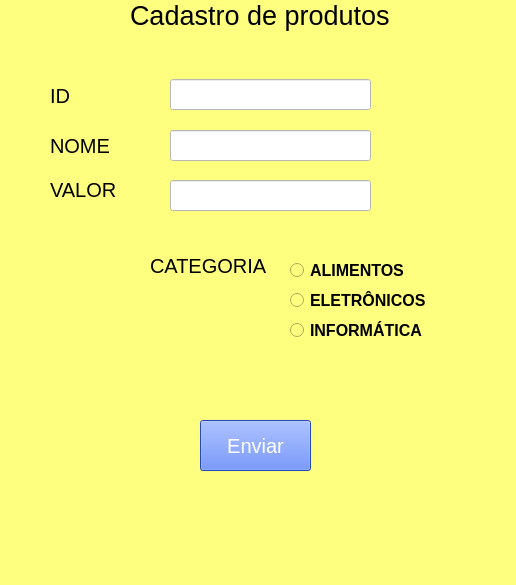
Magaalhaess/Software-Product, file cadastro.ui: the form before one commit.
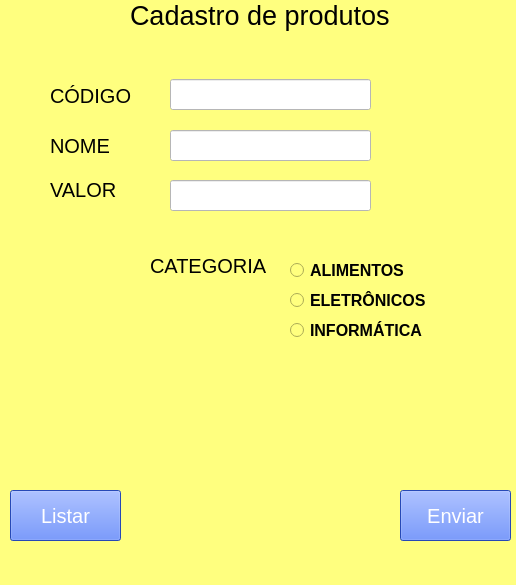
The form after the commit.

Diff of the .ui file:
```diff
--- a/cadastro.ui
+++ b/cadastro.ui
@@ -21,8 +21,8 @@
    <widget class="QPushButton" name="pushButton">
     <property name="geometry">
      <rect>
-      <x>200</x>
-      <y>420</y>
+      <x>400</x>
+      <y>490</y>
       <width>111</width>
       <height>51</height>
      </rect>
@@ -55,7 +55,7 @@
      </font>
     </property>
     <property name="text">
-     <string>ID</string>
+     <string>CÓDIGO</string>
     </property>
    </widget>
    <widget class="QLabel" name="label_2">
@@ -247,6 +247,28 @@
      <string>CATEGORIA</string>
     </property>
    </widget>
+   <widget class="QPushButton" name="pushButton_2">
+    <property name="geometry">
+     <rect>
+      <x>10</x>
+      <y>490</y>
+      <width>111</width>
+      <height>51</height>
+     </rect>
+    </property>
+    <property name="font">
+     <font>
+      <pointsize>15</pointsize>
+     </font>
+    </property>
+    <property name="styleSheet">
+     <string notr="true">background-color: rgb(55, 102, 255);
+color: rgb(255, 255, 255);</string>
+    </property>
+    <property name="text">
+     <string>Listar</string>
+    </property>
+   </widget>
   </widget>
   <widget class="QMenuBar" name="menubar">
    <property name="geometry">
```
